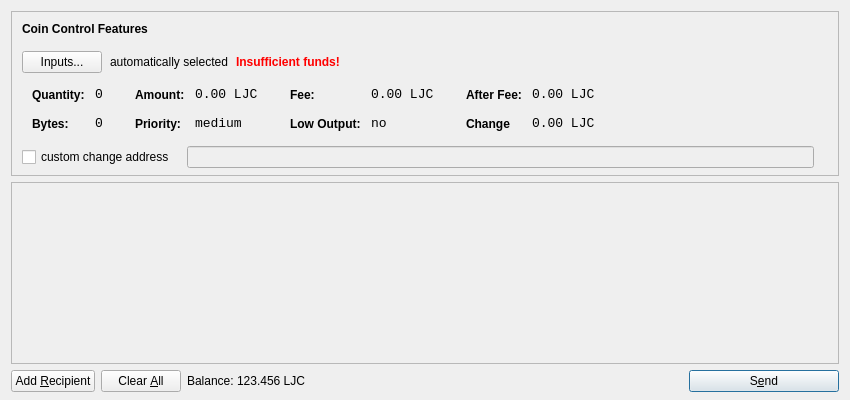
The window that src/qt/forms/sendcoinsdialog.ui (loning/stratisX) describes before a commit, drawn with Qt 5.
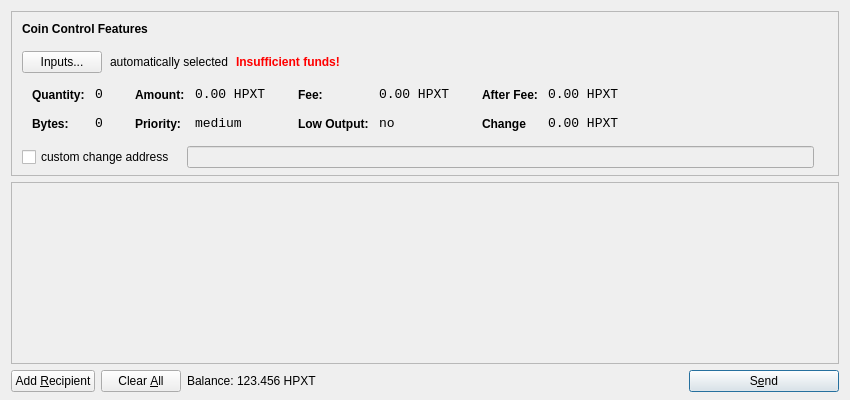
The same window after the commit. Icons and pictures are not drawn.

```diff
--- a/src/qt/forms/sendcoinsdialog.ui
+++ b/src/qt/forms/sendcoinsdialog.ui
@@ -321,7 +321,7 @@
                   <enum>Qt::ActionsContextMenu</enum>
                  </property>
                  <property name="text">
-                  <string notr="true">0.00 LJC</string>
+                  <string notr="true">0.00 HPXT</string>
                  </property>
                  <property name="textInteractionFlags">
                   <set>Qt::LinksAccessibleByMouse|Qt::TextSelectableByKeyboard|Qt::TextSelectableByMouse</set>
@@ -407,7 +407,7 @@
                   <enum>Qt::ActionsContextMenu</enum>
                  </property>
                  <property name="text">
-                  <string notr="true">0.00 LJC</string>
+                  <string notr="true">0.00 HPXT</string>
                  </property>
                  <property name="textInteractionFlags">
                   <set>Qt::LinksAccessibleByMouse|Qt::TextSelectableByKeyboard|Qt::TextSelectableByMouse</set>
@@ -493,7 +493,7 @@
                   <enum>Qt::ActionsContextMenu</enum>
                  </property>
                  <property name="text">
-                  <string notr="true">0.00 LJC</string>
+                  <string notr="true">0.00 HPXT</string>
                  </property>
                  <property name="textInteractionFlags">
                   <set>Qt::LinksAccessibleByMouse|Qt::TextSelectableByKeyboard|Qt::TextSelectableByMouse</set>
@@ -525,7 +525,7 @@
                   <enum>Qt::ActionsContextMenu</enum>
                  </property>
                  <property name="text">
-                  <string notr="true">0.00 LJC</string>
+                  <string notr="true">0.00 HPXT</string>
                  </property>
                  <property name="textInteractionFlags">
                   <set>Qt::LinksAccessibleByMouse|Qt::TextSelectableByKeyboard|Qt::TextSelectableByMouse</set>
@@ -724,7 +724,7 @@
           <cursorShape>IBeamCursor</cursorShape>
          </property>
          <property name="text">
-          <string notr="true">123.456 LJC</string>
+          <string notr="true">123.456 HPXT</string>
          </property>
          <property name="textInteractionFlags">
           <set>Qt::LinksAccessibleByMouse|Qt::TextSelectableByKeyboard|Qt::TextSelectableByMouse</set>
```
